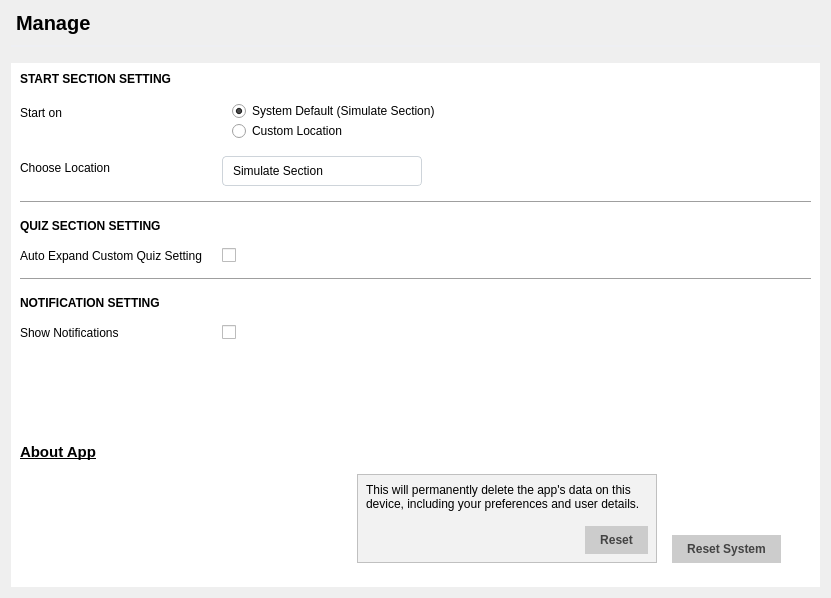
The window that src/views_ui/manage_view.ui (devforgely/MFA-Simulator) describes before a commit, drawn with Qt 5.
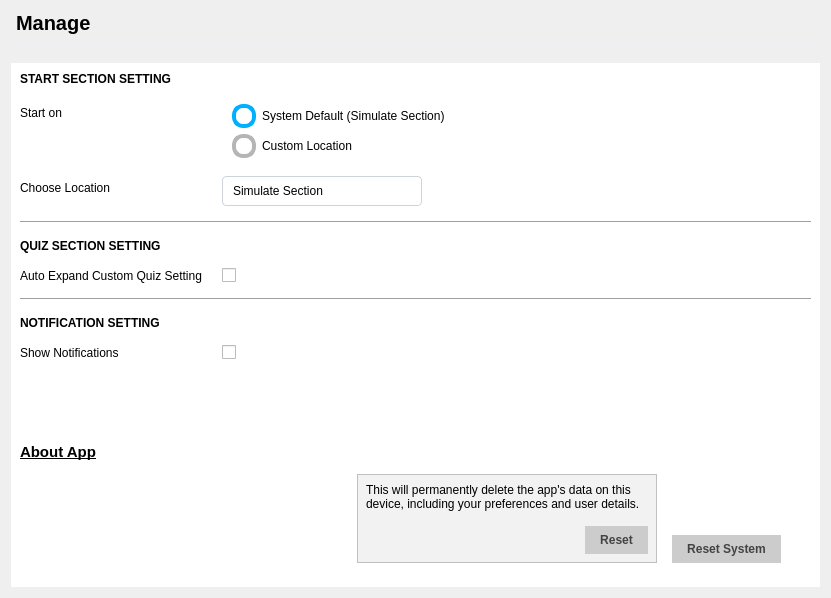
The same window after the commit. Custom widgets are drawn as their Qt base class.

The edit to the form file:
```diff
--- a/src/views_ui/manage_view.ui
+++ b/src/views_ui/manage_view.ui
@@ -26,21 +26,37 @@
 	background-color: white;
 }
 
-#manage_content QComboBox {
+QRadioButton::indicator {
+    width: 16px;
+    height: 16px;
+    border-radius: 11px;
+}
+
+QRadioButton::indicator:checked {
+    background-color: #fff;
+    border: 4px solid #00B0FF;
+}
+
+QRadioButton::indicator:unchecked {
+    background-color: #fff;
+    border: 4px solid #b5b5b5;
+}
+
+QComboBox {
 	border: 1px solid #ced4da;
 	border-radius: 4px;
 	padding-left: 10px;
 }
 
-#manage_content QComboBox::drop-down {
+QComboBox::drop-down {
 	border: 0px;
 }
 
-#manage_content QComboBox:on {
+QComboBox:on {
 	border: 4px solid #c2dbfe;
 }
 
-#manage_content QComboBox QListView {
+QComboBox QListView {
 	font-size: 12px;
 	border: 1px solid rbga(0,0,0,0.1);
 	padding: 5px;
@@ -48,7 +64,7 @@
 	outline: 0px;
 }
 
-#manage_content QComboBox QListView:item {
+QComboBox QListView:item {
 	padding-left: 10px;
 	background-color: #fff;
 }
@@ -139,7 +155,7 @@
            <x>0</x>
            <y>0</y>
            <width>788</width>
-           <height>545</height>
+           <height>565</height>
           </rect>
          </property>
          <layout class="QVBoxLayout" name="verticalLayout_2">
@@ -182,6 +198,18 @@
               </property>
               <item>
                <widget class="QRadioButton" name="default_location_btn">
+                <property name="sizePolicy">
+                 <sizepolicy hsizetype="Preferred" vsizetype="Fixed">
+                  <horstretch>0</horstretch>
+                  <verstretch>0</verstretch>
+                 </sizepolicy>
+                </property>
+                <property name="minimumSize">
+                 <size>
+                  <width>0</width>
+                  <height>30</height>
+                 </size>
+                </property>
                 <property name="text">
                  <string>System Default (Simulate Section)</string>
                 </property>
@@ -192,6 +220,18 @@
               </item>
               <item>
                <widget class="QRadioButton" name="custom_location_btn">
+                <property name="sizePolicy">
+                 <sizepolicy hsizetype="Preferred" vsizetype="Fixed">
+                  <horstretch>0</horstretch>
+                  <verstretch>0</verstretch>
+                 </sizepolicy>
+                </property>
+                <property name="minimumSize">
+                 <size>
+                  <width>0</width>
+                  <height>30</height>
+                 </size>
+                </property>
                 <property name="text">
                  <string>Custom Location</string>
                 </property>
@@ -220,6 +260,9 @@
                 <height>16777215</height>
                </size>
               </property>
+              <property name="frame">
+               <bool>false</bool>
+              </property>
               <item>
                <property name="text">
                 <string>Simulate Section</string>
@@ -429,17 +472,17 @@
   </layout>
  </widget>
  <customwidgets>
+  <customwidget>
+   <class>ClickableLabel</class>
+   <extends>QLabel</extends>
+   <header location="global">widgets/clickables.h</header>
+  </customwidget>
   <customwidget>
    <class>ShadowFrame</class>
    <extends>QFrame</extends>
    <header location="global">widgets/shadow.h</header>
    <container>1</container>
   </customwidget>
-  <customwidget>
-   <class>ClickableLabel</class>
-   <extends>QLabel</extends>
-   <header location="global">widgets/clickables.h</header>
-  </customwidget>
   <customwidget>
    <class>ToggleSwitch</class>
    <extends>QCheckBox</extends>
```
